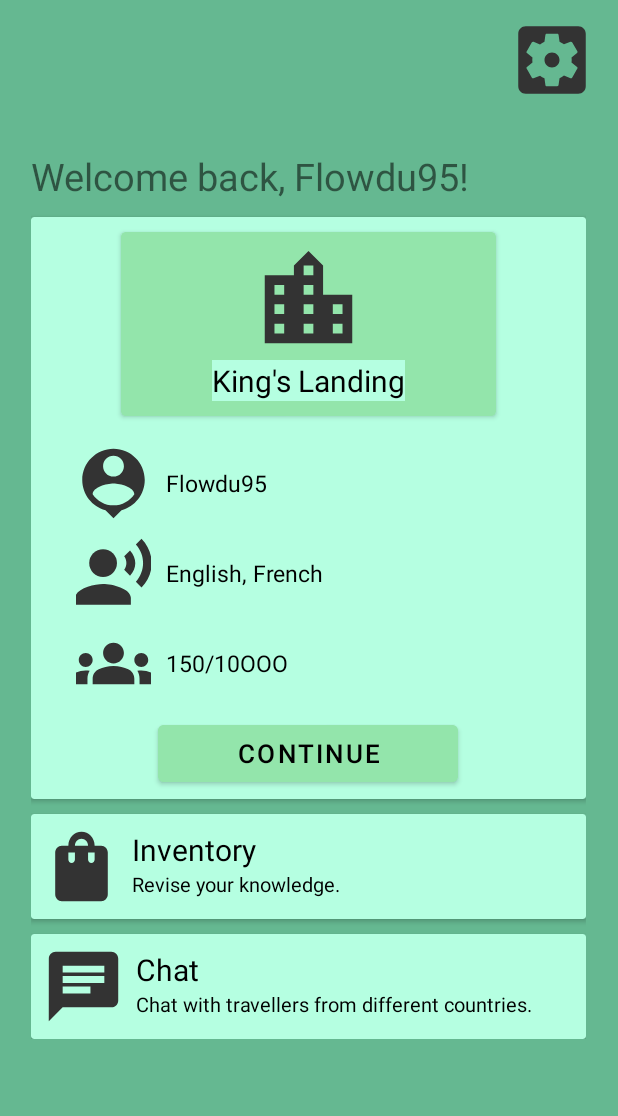
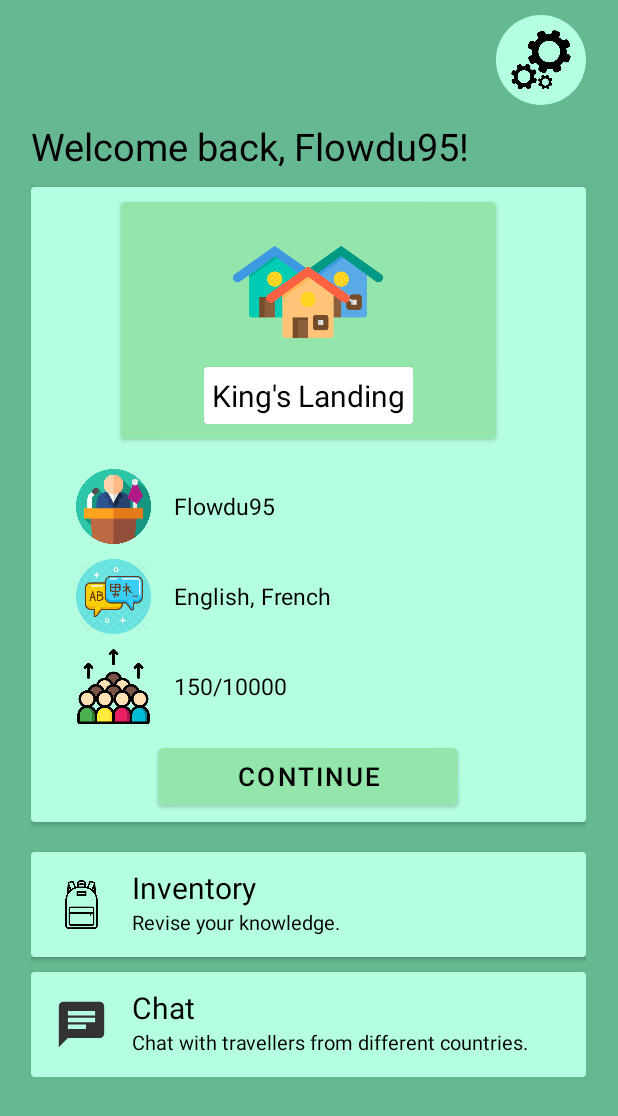
Before and after one commit to juliabiesiada/Villa-Go, an Android app: the screen it shows after launch (MainActivity), on a phone screen of 412 x 824 dp. Shown: the top 1116 px of the screen. Run offline under Robolectric (Android 15) with nearby library versions, the phone set to English and light mode, and no system bars.

Commit message:
layouts with icons

```diff
--- a/app/src/main/res/layout/activity_holidays.xml
+++ b/app/src/main/res/layout/activity_holidays.xml
@@ -27,7 +27,8 @@
             <ImageView
                 android:layout_width="200dp"
                 android:layout_height="80dp"
-                android:background="@drawable/speech_bubble"/>
+                android:background="@drawable/speech_bubble"
+                android:backgroundTint="@color/white"/>
             <TextView
                 android:layout_height="wrap_content"
                 android:layout_width="180dp"
@@ -35,6 +36,7 @@
                 android:layout_marginEnd="30dp"
                 android:layout_marginTop="20dp"
                 android:textSize="15sp"
+                android:textColor="@color/black"
                 android:text="@string/holidays_instruction"/>
         </FrameLayout>
 
--- a/app/src/main/res/layout/activity_main.xml
+++ b/app/src/main/res/layout/activity_main.xml
@@ -17,19 +17,24 @@
             android:layout_height="wrap_content"
             android:orientation="horizontal">
 
-
-            <androidx.appcompat.widget.AppCompatImageButton
+            <ImageButton
                 android:layout_width="60dp"
                 android:layout_height="60dp"
-                android:layout_marginLeft="317dp"
-                android:background="@drawable/ic_parameters" />
+                android:layout_gravity="center_horizontal"
+                android:layout_marginLeft="310dp"
+                android:adjustViewBounds="true"
+                android:background="@drawable/bg_secondary_green"
+                android:padding="7dp"
+                android:scaleType="fitCenter"
+                android:src="@drawable/set" />
 
         </LinearLayout>
 
         <TextView
             android:layout_width="wrap_content"
             android:layout_height="wrap_content"
-            android:layout_marginTop="30dp"
+            android:layout_marginTop="10dp"
+            android:textColor="@color/black"
             android:text="Welcome back, Flowdu95!"
             android:textSize="25dp" />
 
@@ -61,24 +66,29 @@
                         android:layout_gravity="center_horizontal"
                         android:layout_marginTop="10dp"
                         android:layout_marginBottom="10dp"
-                        android:background="#93E5AB"
                         android:orientation="vertical">
 
                         <ImageView
-                            android:layout_width="70dp"
-                            android:layout_height="70dp"
+                            android:layout_width="100dp"
+                            android:layout_height="100dp"
                             android:layout_gravity="center_horizontal"
-                            android:background="@drawable/ic_village" />
+                            android:background="@drawable/village" />
 
-                        <TextView
+                        <androidx.cardview.widget.CardView
                             android:layout_width="wrap_content"
                             android:layout_height="wrap_content"
-                            android:layout_gravity="center_horizontal"
-                            android:layout_marginTop="5dp"
-                            android:background="#B5FFE1"
-                            android:text="King's Landing"
-                            android:textColor="@color/black"
-                            android:textSize="20dp" />
+                            android:backgroundTint="@color/white">
+
+                            <TextView
+                                android:layout_width="wrap_content"
+                                android:layout_height="wrap_content"
+                                android:layout_gravity="center_horizontal"
+                                android:layout_margin="5dp"
+                                android:text="King's Landing"
+                                android:textColor="@color/black"
+                                android:textSize="20dp" />
+
+                        </androidx.cardview.widget.CardView>
 
                     </LinearLayout>
                 </androidx.cardview.widget.CardView>
@@ -99,13 +109,13 @@
                             android:layout_height="50dp"
                             android:layout_gravity="center_horizontal"
                             android:layout_marginLeft="30dp"
-                            android:background="@drawable/ic_mayor" />
+                            android:background="@drawable/mayor" />
 
                         <TextView
                             android:layout_width="wrap_content"
                             android:layout_height="wrap_content"
                             android:layout_gravity="center"
-                            android:layout_marginLeft="10dp"
+                            android:layout_marginLeft="15dp"
                             android:text="Flowdu95"
                             android:textColor="@color/black"
                             android:textSize="15dp" />
@@ -124,13 +134,13 @@
                             android:layout_height="50dp"
                             android:layout_gravity="center_horizontal"
                             android:layout_marginLeft="30dp"
-                            android:background="@drawable/ic_dialects" />
+                            android:background="@drawable/dialect" />
 
                         <TextView
                             android:layout_width="wrap_content"
                             android:layout_height="wrap_content"
                             android:layout_gravity="center"
-                            android:layout_marginLeft="10dp"
+                            android:layout_marginLeft="15dp"
                             android:text="English, French"
                             android:textColor="@color/black"
                             android:textSize="15dp" />
@@ -150,14 +160,14 @@
                             android:layout_height="50dp"
                             android:layout_gravity="center_horizontal"
                             android:layout_marginLeft="30dp"
-                            android:background="@drawable/ic_population" />
+                            android:background="@drawable/pop" />
 
                         <TextView
                             android:layout_width="wrap_content"
                             android:layout_height="wrap_content"
                             android:layout_gravity="center"
-                            android:layout_marginLeft="10dp"
-                            android:text="150/10OOO"
+                            android:layout_marginLeft="15dp"
+                            android:text="150/10000"
                             android:textColor="@color/black"
                             android:textSize="15dp" />
 
@@ -181,8 +191,8 @@
             android:id="@+id/inventoryCardView"
             android:layout_width="match_parent"
             android:layout_height="wrap_content"
-            android:layout_marginTop="10dp"
-            android:backgroundTint="#B5FFE1"
+            android:layout_marginTop="20dp"
+            android:backgroundTint="@color/secondaryGreen"
             app:cardCornerRadius="2dp">
 
             <LinearLayout
@@ -192,13 +202,17 @@
                 android:layout_marginBottom="10dp"
                 android:orientation="horizontal">
 
-                <ImageView
-                    android:id="@+id/inventoryButton"
+                <ImageButton
+                    android:id="@+id/inventoryImageButton"
                     android:layout_width="47dp"
                     android:layout_height="50dp"
                     android:layout_gravity="center_horizontal"
                     android:layout_marginLeft="10dp"
-                    android:background="@drawable/ic_inventory" />
+                    android:adjustViewBounds="true"
+                    android:background="@drawable/bg_secondary_green"
+                    android:padding="7dp"
+                    android:scaleType="fitCenter"
+                    android:src="@drawable/backpack" />
 
                 <LinearLayout
                     android:layout_width="wrap_content"
@@ -230,7 +244,7 @@
             android:layout_width="match_parent"
             android:layout_height="wrap_content"
             android:layout_marginTop="10dp"
-            android:backgroundTint="#B5FFE1"
+            android:backgroundTint="@color/secondaryGreen"
             app:cardCornerRadius="2dp">
 
             <LinearLayout
@@ -240,12 +254,17 @@
                 android:layout_marginBottom="10dp"
                 android:orientation="horizontal">
 
-                <ImageView
-                    android:layout_width="50dp"
+                <ImageButton
+                    android:id="@+id/ChatImageButton"
+                    android:layout_width="47dp"
                     android:layout_height="50dp"
                     android:layout_gravity="center_horizontal"
                     android:layout_marginLeft="10dp"
-                    android:background="@drawable/ic_chat" />
+                    android:adjustViewBounds="true"
+                    android:background="@drawable/bg_secondary_green"
+                    android:padding="7dp"
+                    android:scaleType="fitCenter"
+                    android:src="@drawable/ic_chat" />
 
                 <LinearLayout
                     android:layout_width="wrap_content"
--- a/app/src/main/res/layout/activity_select_items_picnic.xml
+++ b/app/src/main/res/layout/activity_select_items_picnic.xml
@@ -27,7 +27,8 @@
             <ImageView
                 android:layout_width="250dp"
                 android:layout_height="100dp"
-                android:background="@drawable/speech_bubble"/>
+                android:background="@drawable/speech_bubble"
+                android:backgroundTint="@color/white"/>
             <TextView
                 android:layout_height="wrap_content"
                 android:layout_width="wrap_content"
--- a/app/src/main/res/layout/onion_soup_game.xml
+++ b/app/src/main/res/layout/onion_soup_game.xml
@@ -26,7 +26,8 @@
             <ImageView
                 android:layout_width="250dp"
                 android:layout_height="100dp"
-                android:background="@drawable/speech_bubble"/>
+                android:background="@drawable/speech_bubble"
+                android:backgroundTint="@color/secondaryGreen"/>
             <TextView
                 android:layout_height="wrap_content"
                 android:layout_width="wrap_content"
--- a/app/src/main/res/values/colors.xml
+++ b/app/src/main/res/values/colors.xml
@@ -12,6 +12,8 @@
     <color name="backgroundGreen">#65B891</color>
     <color name="secondaryGreen">#B5FFE1</color>
     <color name="primaryGreen">#93E5AB</color>
+    <color name="darkGreen">#4d9171</color>
+    <color name="progress">#00cf6d</color>
     <color name="highlightPurple">#49416D</color>
     <color name="ansLetterGray">#D7DAEA</color>
     <color name="selected">#7C7C8E</color>
```
Also changed, not shown: app/src/main/res/layout/activity_activity_quiz.xml (+29 -17 lines), app/src/main/res/layout/activity_visited_villages.xml (+18 -13 lines), app/src/main/res/layout/complete_the_song_game.xml (+27 -7 lines), app/src/main/res/layout/cuisine_escargot_letter.xml (+3 -12 lines), app/src/main/res/layout/find_the_word_activity.xml (+9 -7 lines), app/src/main/res/layout/match_images_and_words_activity.xml (+11 -8 lines), app/src/main/res/drawable/dialect.png (added), app/src/main/res/drawable/maps.png (added), app/src/main/res/drawable/mayor.png (added), app/src/main/res/drawable/paris.png (added), app/src/main/res/drawable/pop.png (added), app/src/main/res/drawable/set.png (added), app/src/main/res/drawable/settings.png (added), app/src/main/res/drawable/village.png (added).
